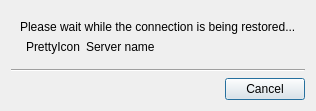
First picture: the form in client/nx_client_desktop/src/ui/dialogs/reconnect_info_dialog.ui, repository networkoptix/nx_open, before the edit.
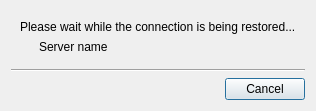
Second picture: the form after the edit. Custom widgets are drawn as their Qt base class.

Commit message:
Remove invalid translatable string
<==== Mercurial data ====>
Branch: vms

```diff
--- a/client/nx_client_desktop/src/ui/dialogs/reconnect_info_dialog.ui
+++ b/client/nx_client_desktop/src/ui/dialogs/reconnect_info_dialog.ui
@@ -45,7 +45,7 @@
         <item row="0" column="1">
          <widget class="QLabel" name="iconLabel">
           <property name="text">
-           <string>PrettyIcon</string>
+           <string notr="true">&lt;Icon&gt;</string>
           </property>
          </widget>
         </item>
```
